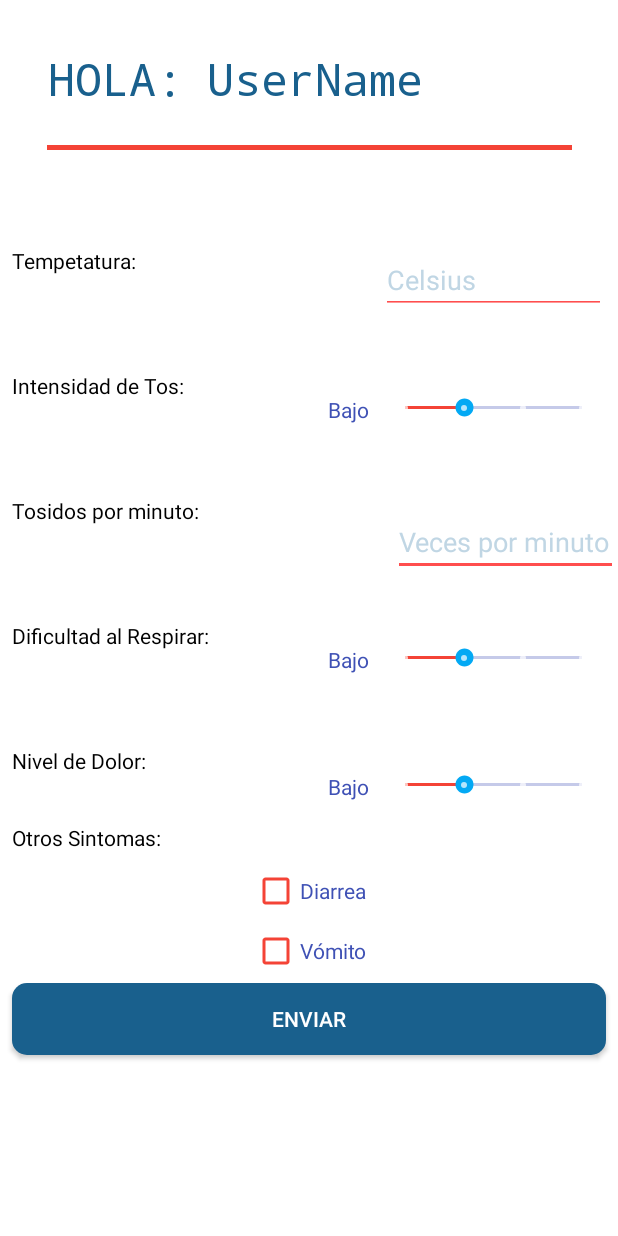
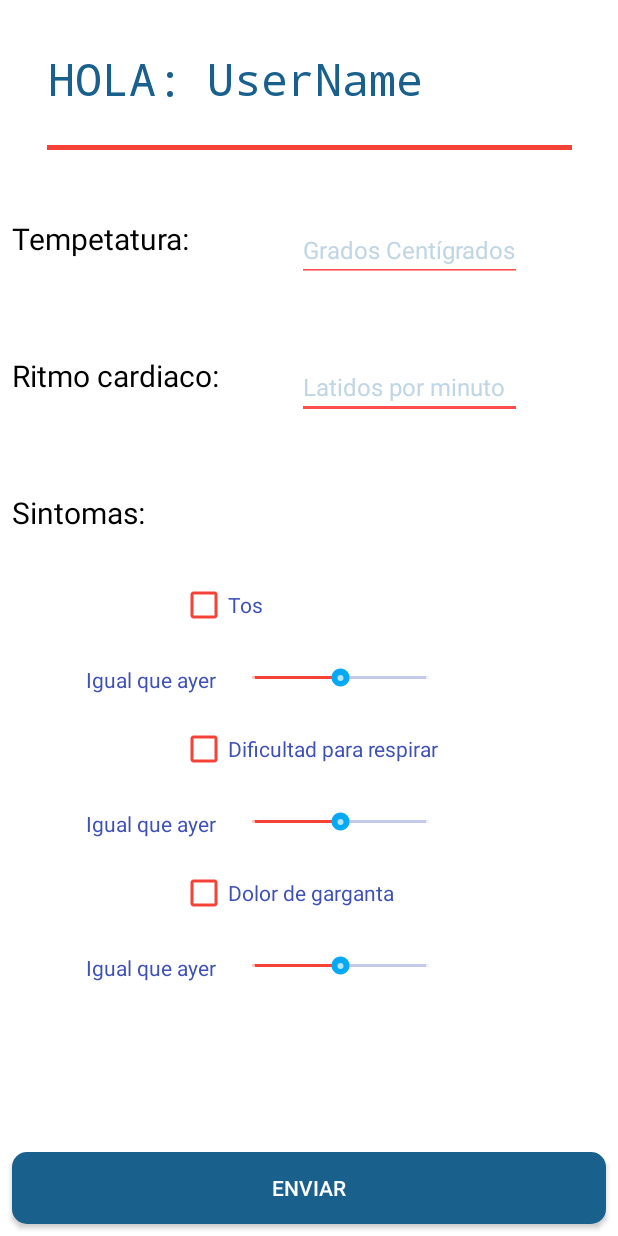
Before and after one commit to emanuelalava/COVIDEC, an Android app: the RegisterActivity screen opened directly, with no data from a screen before it, on a phone screen of 412 x 824 dp. Run offline under Robolectric (Android 15) with nearby library versions, the phone set to English and light mode, and no system bars; 1 statement that could not run was skipped.

Commit message:
Nothing to commit

```diff
--- a/app/src/main/java/com/example/covid_ec/RegisterActivity.java
+++ b/app/src/main/java/com/example/covid_ec/RegisterActivity.java
@@ -35,10 +35,10 @@ public class RegisterActivity extends AppCompatActivity {
         tvdificultad = (TextView) findViewById(R.id.TVdificultadid);
         tvdolor = (TextView) findViewById(R.id.TVdolorid);
 
-        estado.put(0,"Despreciable");
-        estado.put(1,"Bajo");
-        estado.put(2,"Medio");
-        estado.put(3,"Alto");
+        estado.put(0,"Peor que ayer");
+        estado.put(1,"Igual que ayer");
+        estado.put(2,"Mejor que ayer");
+
 
         tvintensidad.setText(estado.get(intensidad.getProgress()));
         tvdificultad.setText(estado.get(dificultadrespirar.getProgress()));
--- a/app/src/main/java/com/example/covid_ec/Usuario.java
+++ b/app/src/main/java/com/example/covid_ec/Usuario.java
@@ -1,8 +1,4 @@
 package com.example.covid_ec;
-
-import android.os.Parcel;
-import android.os.Parcelable;
-
 import java.io.Serializable;
 
 
@@ -18,12 +14,7 @@ public class Usuario implements Serializable {
         this.username = username;
     }
 
-    private Usuario(Parcel parcel){
-        // In the same order than the original constructor
-        this.username = parcel.readString();
-        this.nombres = parcel.readString();
-        this.apellidos = parcel.readString();
-    }
+
     public String getUsername() {
         return username;
     }
--- a/app/src/main/res/layout/activity_register.xml
+++ b/app/src/main/res/layout/activity_register.xml
@@ -7,72 +7,97 @@
     android:background="#FFF"
     tools:context=".RegisterActivity">
 
+    <TextView
+        android:id="@+id/textView9"
+        android:layout_width="wrap_content"
+        android:layout_height="wrap_content"
+        android:layout_marginStart="8dp"
+        android:layout_marginTop="64dp"
+        android:text="Sintomas:"
+        android:textColor="#000000"
+        android:textSize="20sp"
+        app:layout_constraintStart_toStartOf="parent"
+        app:layout_constraintTop_toBottomOf="@+id/textView13" />
+
+    <EditText
+        android:id="@+id/ritmoid"
+        android:layout_width="150dp"
+        android:layout_height="wrap_content"
+        android:layout_marginEnd="64dp"
+        android:backgroundTint="#FF4E4E"
+        android:ems="10"
+        android:hint="Latidos por minuto"
+        android:inputType="numberDecimal"
+        android:textColor="@color/colorPrimaryDark"
+        android:textColorHint="#c0d6e4"
+        android:textSize="16sp"
+        app:layout_constraintEnd_toEndOf="parent"
+        app:layout_constraintTop_toTopOf="@+id/textView13" />
+
     <CheckBox
-        android:id="@+id/diarrea"
+        android:id="@+id/dolorcheckid"
         android:layout_width="wrap_content"
         android:layout_height="wrap_content"
         android:layout_centerHorizontal="true"
         android:layout_centerVertical="true"
-        android:layout_marginStart="8dp"
-        android:layout_marginTop="10dp"
-        android:layout_marginEnd="8dp"
+        android:layout_marginTop="64dp"
         android:buttonTint="#F44336"
-        android:text="Diarrea"
+        android:text="Dolor de garganta"
         android:textColor="#3F51B5"
-        app:layout_constraintEnd_toEndOf="parent"
+        app:layout_constraintStart_toStartOf="@+id/dificultadcheckid"
+        app:layout_constraintTop_toBottomOf="@+id/dificultadcheckid" />
+
+    <CheckBox
+        android:id="@+id/toscheckid"
+        android:layout_width="wrap_content"
+        android:layout_height="wrap_content"
+        android:layout_centerHorizontal="true"
+        android:layout_centerVertical="true"
+        android:layout_marginStart="120dp"
+        android:layout_marginTop="32dp"
+        android:buttonTint="#F44336"
+        android:text="Tos"
+        android:textColor="#3F51B5"
         app:layout_constraintStart_toStartOf="parent"
-        app:layout_constraintTop_toBottomOf="@+id/textView18" />
-
-    <EditText
-        android:id="@+id/tosid"
-        android:layout_width="150dp"
-        android:layout_height="wrap_content"
-        android:layout_marginTop="8dp"
-        android:backgroundTint="#FF4E4E"
-        android:ems="10"
-        android:hint="Veces por minuto"
-        android:inputType="numberDecimal"
-        android:textColor="@color/colorPrimaryDark"
-        android:textColorHint="#c0d6e4"
-        app:layout_constraintEnd_toEndOf="parent"
-        app:layout_constraintTop_toTopOf="@+id/textView13" />
+        app:layout_constraintTop_toBottomOf="@+id/textView9" />
 
     <SeekBar
         android:id="@+id/dolorid"
         style="@style/Widget.AppCompat.SeekBar.Discrete"
         android:layout_width="150dp"
         android:layout_height="50dp"
-        android:layout_marginTop="1dp"
-        android:layout_marginEnd="8dp"
+        android:layout_marginStart="32dp"
+        android:layout_marginTop="8dp"
         android:clickable="false"
         android:indeterminateTint="#673AB7"
-        android:max="3"
+        android:max="2"
         android:progress="1"
         android:progressBackgroundTint="#3F51B5"
         android:progressTint="#F44336"
         android:scrollbarSize="10dp"
         android:secondaryProgressTint="#673AB7"
         android:thumbTint="#03A9F4"
-        app:layout_constraintEnd_toEndOf="parent"
-        app:layout_constraintTop_toTopOf="@+id/textView16" />
+        app:layout_constraintStart_toStartOf="@+id/dolorcheckid"
+        app:layout_constraintTop_toBottomOf="@+id/dolorcheckid" />
 
     <SeekBar
         android:id="@+id/intensidadtosid"
         style="@style/Widget.AppCompat.SeekBar.Discrete"
         android:layout_width="150dp"
         android:layout_height="50dp"
-        android:layout_marginEnd="8dp"
+        android:layout_marginStart="32dp"
+        android:layout_marginTop="8dp"
         android:clickable="false"
         android:indeterminateTint="#673AB7"
-        android:max="3"
+        android:max="2"
         android:progress="1"
         android:progressBackgroundTint="#3F51B5"
         android:progressTint="#F44336"
         android:scrollbarSize="10dp"
         android:secondaryProgressTint="#673AB7"
         android:thumbTint="#03A9F4"
-        app:layout_constraintEnd_toEndOf="parent"
-        app:layout_constraintTop_toTopOf="@+id/textView17" />
+        app:layout_constraintStart_toStartOf="@+id/toscheckid"
+        app:layout_constraintTop_toBottomOf="@+id/toscheckid" />
 
     <TextView
         android:id="@+id/textView"
@@ -112,57 +137,14 @@
         app:layout_constraintTop_toBottomOf="@+id/usernameid" />
 
     <TextView
-        android:id="@+id/textView18"
-        android:layout_width="wrap_content"
-        android:layout_height="wrap_content"
-        android:layout_marginStart="8dp"
-        android:layout_marginTop="32dp"
-        android:text="Otros Sintomas:"
-        android:textColor="#000000"
-        app:layout_constraintStart_toStartOf="parent"
-        app:layout_constraintTop_toBottomOf="@+id/textView16" />
-
-    <TextView
-        android:id="@+id/textView17"
-        android:layout_width="wrap_content"
-        android:layout_height="wrap_content"
-        android:layout_marginStart="8dp"
-        android:layout_marginTop="64dp"
-        android:text="Intensidad de Tos:"
-        android:textColor="#000000"
-        app:layout_constraintStart_toStartOf="parent"
-        app:layout_constraintTop_toBottomOf="@+id/textView14" />
-
-    <TextView
-        android:id="@+id/textView16"
-        android:layout_width="wrap_content"
-        android:layout_height="wrap_content"
-        android:layout_marginStart="8dp"
-        android:layout_marginTop="64dp"
-        android:text="Nivel de Dolor:"
-        android:textColor="#000000"
-        app:layout_constraintStart_toStartOf="parent"
-        app:layout_constraintTop_toBottomOf="@+id/textView15" />
-
-    <TextView
-        android:id="@+id/textView15"
-        android:layout_width="wrap_content"
-        android:layout_height="wrap_content"
-        android:layout_marginStart="8dp"
-        android:layout_marginTop="64dp"
-        android:text="Dificultad al Respirar:"
-        android:textColor="#000000"
-        app:layout_constraintStart_toStartOf="parent"
-        app:layout_constraintTop_toBottomOf="@+id/textView13" />
-
-    <TextView
         android:id="@+id/textView14"
         android:layout_width="wrap_content"
         android:layout_height="wrap_content"
         android:layout_marginStart="8dp"
-        android:layout_marginTop="64dp"
+        android:layout_marginTop="45dp"
         android:text="Tempetatura:"
         android:textColor="#000000"
+        android:textSize="20sp"
         app:layout_constraintStart_toStartOf="parent"
         app:layout_constraintTop_toBottomOf="@+id/view" />
 
@@ -171,18 +153,19 @@
         style="@style/Widget.AppCompat.SeekBar.Discrete"
         android:layout_width="150dp"
         android:layout_height="50dp"
-        android:layout_marginEnd="8dp"
+        android:layout_marginStart="32dp"
+        android:layout_marginTop="8dp"
         android:clickable="false"
         android:indeterminateTint="#673AB7"
-        android:max="3"
+        android:max="2"
         android:progress="1"
         android:progressBackgroundTint="#3F51B5"
         android:progressTint="#F44336"
         android:scrollbarSize="10dp"
         android:secondaryProgressTint="#673AB7"
         android:thumbTint="#03A9F4"
-        app:layout_constraintEnd_toEndOf="parent"
-        app:layout_constraintTop_toTopOf="@+id/textView15" />
+        app:layout_constraintStart_toStartOf="@+id/dificultadcheckid"
+        app:layout_constraintTop_toBottomOf="@+id/dificultadcheckid" />
 
     <TextView
         android:id="@+id/textView13"
@@ -190,41 +173,43 @@
         android:layout_height="wrap_content"
         android:layout_marginStart="8dp"
         android:layout_marginTop="64dp"
-        android:text="Tosidos por minuto:"
+        android:text="Ritmo cardiaco:"
         android:textColor="#000000"
+        android:textSize="20sp"
         app:layout_constraintStart_toStartOf="parent"
-        app:layout_constraintTop_toBottomOf="@+id/textView17" />
+        app:layout_constraintTop_toBottomOf="@+id/textView14" />
 
 
     <EditText
         android:id="@+id/temperaturaid"
         android:layout_width="150dp"
         android:layout_height="wrap_content"
-        android:layout_marginEnd="8dp"
+        android:layout_marginEnd="64dp"
         android:backgroundTint="#FF4E4E"
         android:ems="10"
-        android:hint="Celsius"
+        android:hint="Grados Centígrados"
         android:inputType="numberDecimal"
         android:textColor="@color/colorPrimaryDark"
         android:textColorHint="#c0d6e4"
+        android:textSize="16sp"
         app:layout_constraintEnd_toEndOf="parent"
         app:layout_constraintTop_toTopOf="@+id/textView14" />
 
     <CheckBox
-        android:id="@+id/vomito"
+        android:id="@+id/dificultadcheckid"
         android:layout_width="wrap_content"
         android:layout_height="wrap_content"
         android:layout_centerHorizontal="true"
         android:layout_centerVertical="true"
-        android:layout_marginStart="8dp"
-        android:layout_marginTop="8dp"
-        android:layout_marginEnd="8dp"
+        android:layout_marginTop="64dp"
+        android:layout_marginEnd="96dp"
         android:buttonTint="#F44336"
-        android:text="Vómito"
+        android:text="Dificultad para respirar"
         android:textColor="#3F51B5"
         app:layout_constraintEnd_toEndOf="parent"
-        app:layout_constraintStart_toStartOf="parent"
-        app:layout_constraintTop_toBottomOf="@+id/diarrea" />
+        app:layout_constraintHorizontal_bias="0.0"
+        app:layout_constraintStart_toStartOf="@+id/toscheckid"
+        app:layout_constraintTop_toBottomOf="@+id/toscheckid" />
 
     <TextView
         android:id="@+id/TVtosid"
@@ -261,14 +246,14 @@
         android:layout_width="match_parent"
         android:layout_height="wrap_content"
         android:layout_marginStart="8dp"
-        android:layout_marginTop="5dp"
         android:layout_marginEnd="8dp"
+        android:layout_marginBottom="8dp"
         android:background="@drawable/save_button"
         android:onClick="enviar"
         android:text="enviar"
+        app:layout_constraintBottom_toBottomOf="parent"
         app:layout_constraintEnd_toEndOf="parent"
-        app:layout_constraintHorizontal_bias="0.0"
-        app:layout_constraintStart_toStartOf="parent"
-        app:layout_constraintTop_toBottomOf="@+id/vomito" />
+        app:layout_constraintHorizontal_bias="1.0"
+        app:layout_constraintStart_toStartOf="parent" />
 
 </androidx.constraintlayout.widget.ConstraintLayout>
--- a/app/src/main/res/values/strings.xml
+++ b/app/src/main/res/values/strings.xml
@@ -1,3 +1,4 @@
 <resources>
     <string name="app_name">COVID-EC</string>
+
 </resources>
```
